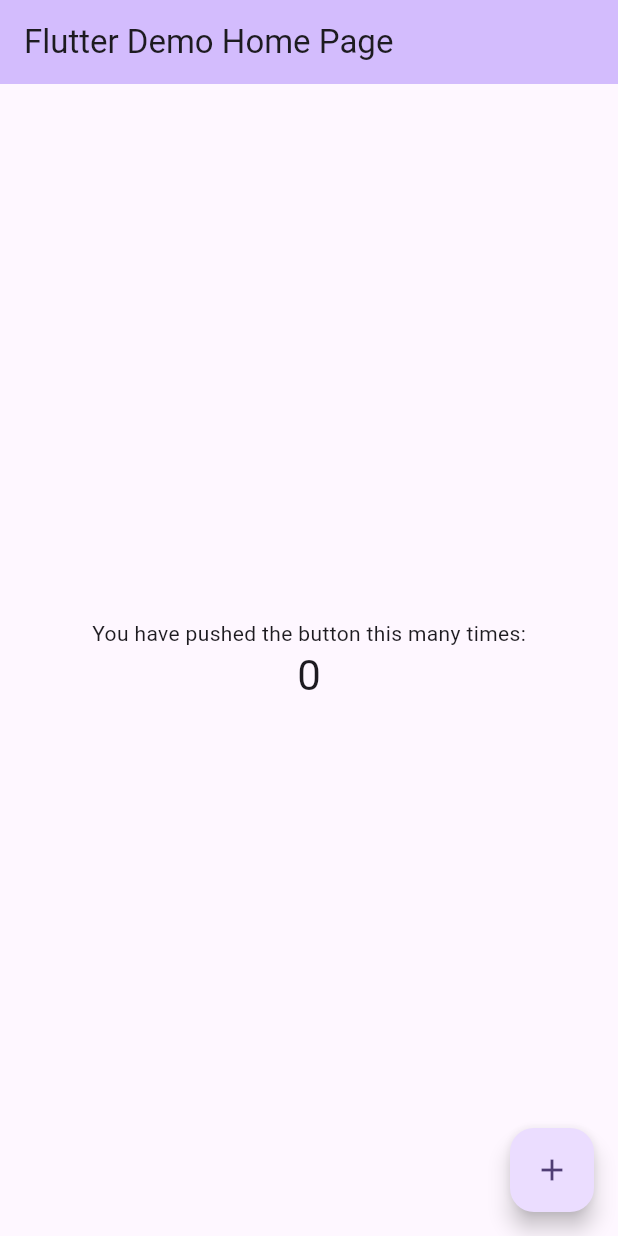
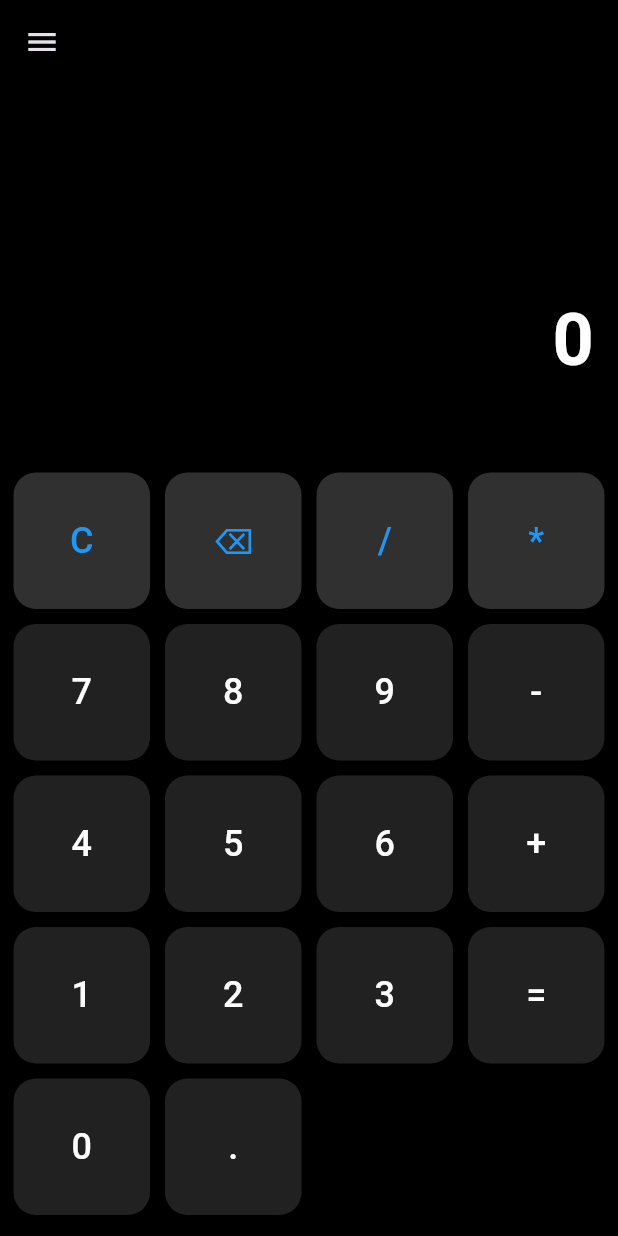
Before and after one commit to Barba2k2/calculator-flutter, a Flutter app: the screen it shows after launch, on a phone screen of 412 x 824 dp. Run offline on Flutter 3.47's test engine with Material 3 defaults, Android fonts, the phone set to English and light mode, and no system bars; our stand-ins replace google_mobile_ads, math_expressions; network calls fail.

Commit message:
chore: Update dependencies for math_expressions and google_mobile_ads

```diff
--- a/lib/main.dart
+++ b/lib/main.dart
@@ -1,68 +1,257 @@
+import 'dart:developer';
+
 import 'package:flutter/material.dart';
+import 'package:google_mobile_ads/google_mobile_ads.dart';
+import 'package:math_expressions/math_expressions.dart';
 
 void main() {
-  runApp(const MyApp());
+  WidgetsFlutterBinding.ensureInitialized();
+  MobileAds.instance.initialize();
+  runApp(
+    const CalculadoraSimples(),
+  );
 }
 
-class MyApp extends StatelessWidget {
-  const MyApp({super.key});
+class CalculadoraSimples extends StatelessWidget {
+  const CalculadoraSimples({super.key});
 
   @override
   Widget build(BuildContext context) {
     return MaterialApp(
-      title: 'Flutter Demo',
-      theme: ThemeData(
-        colorScheme: ColorScheme.fromSeed(seedColor: Colors.deepPurple),
-        useMaterial3: true,
-      ),
-      home: const MyHomePage(title: 'Flutter Demo Home Page'),
+      title: 'Calculadora Simples',
+      theme: ThemeData.dark(),
+      debugShowCheckedModeBanner: false,
+      home: const CalculadoraPage(),
     );
   }
 }
 
-class MyHomePage extends StatefulWidget {
-  const MyHomePage({super.key, required this.title});
-
-  final String title;
+class CalculadoraPage extends StatefulWidget {
+  const CalculadoraPage({super.key});
 
   @override
-  State<MyHomePage> createState() => _MyHomePageState();
+  State<CalculadoraPage> createState() => _CalculadoraPageState();
 }
 
-class _MyHomePageState extends State<MyHomePage> {
-  int _counter = 0;
+class _CalculadoraPageState extends State<CalculadoraPage> {
+  String display = '0';
+  List<String> history = [];
+  bool newCalculation = false;
+  late BannerAd _bannerAd;
+  bool _isBannerAdReady = false;
 
-  void _incrementCounter() {
+  @override
+  void initState() {
+    super.initState();
+    _bannerAd = BannerAd(
+      adUnitId: 'ca-app-pub-7278601840642594/3511156243',
+      request: const AdRequest(),
+      size: AdSize.banner,
+      listener: BannerAdListener(
+        onAdLoaded: (_) {
+          setState(() {
+            _isBannerAdReady = true;
+          });
+        },
+        onAdFailedToLoad: (ad, error) {
+          log('Failed to load a banner ad: ${error.message}');
+          _isBannerAdReady = false;
+          ad.dispose();
+        },
+      ),
+    );
+
+    _bannerAd.load();
+  }
+
+  @override
+  void dispose() {
+    _bannerAd.dispose();
+    super.dispose();
+  }
+
+  void onButtonPressed(String text) {
     setState(() {
-      _counter++;
+      if (text == 'C') {
+        display = '0';
+      } else if (text == '⌫') {
+        display =
+            display.length > 1 ? display.substring(0, display.length - 1) : '0';
+      } else if (text == '=') {
+        try {
+          Parser parser = Parser();
+          Expression exp = parser.parse(display.replaceAll('x', '*'));
+          ContextModel cm = ContextModel();
+          double eval = exp.evaluate(EvaluationType.REAL, cm);
+          setState(() {
+            history.add('$display = ${eval.toString()}');
+          });
+          display = eval.toString();
+          newCalculation = true;
+        } catch (e) {
+          display = 'Erro';
+          newCalculation = true;
+        }
+      } else {
+        if (newCalculation && '0123456789'.contains(text)) {
+          display = text;
+          newCalculation = false;
+        } else if (newCalculation && !'0123456789'.contains(text)) {
+          display += text;
+          newCalculation = false;
+        } else if (display == '0' && text != '.') {
+          display = text;
+        } else {
+          display += text;
+        }
+      }
     });
   }
 
   @override
   Widget build(BuildContext context) {
     return Scaffold(
+      backgroundColor: Colors.black,
       appBar: AppBar(
-        backgroundColor: Theme.of(context).colorScheme.inversePrimary,
-        title: Text(widget.title),
+        actionsIconTheme: const IconThemeData(color: Colors.white),
+        backgroundColor: Colors.transparent,
+        elevation: 0,
       ),
-      body: Center(
+      drawer: Drawer(
+        child: ListView(
+          children: history.reversed.map(
+            (entry) {
+              var parts = entry.split(' = ');
+              return Card(
+                child: Column(
+                  crossAxisAlignment: CrossAxisAlignment.start,
+                  children: [
+                    Padding(
+                      padding: const EdgeInsets.only(top: 8.0, left: 20.0),
+                      child: Column(
+                        children: [
+                          Text(
+                            parts[0],
+                            style: TextStyle(
+                              color: Colors.grey[400],
+                              fontSize: 18,
+                            ),
+                          ),
+                          const SizedBox(height: 4),
+                          Text(
+                            parts[1],
+                            style: const TextStyle(
+                              color: Colors.white,
+                              fontSize: 26,
+                            ),
+                          ),
+                        ],
+                      ),
+                    ),
+                    Divider(
+                      color: Colors.grey[800],
+                      thickness: 1,
+                    ),
+                  ],
+                ),
+              );
+            },
+          ).toList(),
+        ),
+      ),
+      body: Padding(
+        padding: const EdgeInsets.all(4.0),
         child: Column(
-          mainAxisAlignment: MainAxisAlignment.center,
-          children: <Widget>[
-            const Text(
-              'You have pushed the button this many times:',
+          mainAxisAlignment: MainAxisAlignment.end,
+          children: [
+            if (_isBannerAdReady)
+              Container(
+                decoration: BoxDecoration(
+                  borderRadius: BorderRadius.circular(20),
+                  border: Border.all(color: Colors.grey[800]!),
+                ),
+                child: SizedBox(
+                  height: _bannerAd.size.height.toDouble(),
+                  child: AdWidget(ad: _bannerAd),
+                ),
+              ),
+            Container(
+              alignment: Alignment.centerRight,
+              padding: const EdgeInsets.symmetric(vertical: 24, horizontal: 12),
+              child: Text(
+                display,
+                style: const TextStyle(
+                  fontSize: 48,
+                  fontWeight: FontWeight.bold,
+                  color: Colors.white,
+                ),
+              ),
             ),
-            Text(
-              '$_counter',
-              style: Theme.of(context).textTheme.headlineMedium,
-            ),
+            const SizedBox(height: 20),
+            buildButtonRow(['C', '⌫', '/', '*'], isSecondary: true),
+            buildButtonRow(['7', '8', '9', '-']),
+            buildButtonRow(['4', '5', '6', '+']),
+            buildButtonRow(['1', '2', '3', '=']),
+            buildButtonRow(['0', '.', '', ''], isLastRow: true),
           ],
         ),
       ),
-      floatingActionButton: FloatingActionButton(
-        onPressed: _incrementCounter,
-        tooltip: 'Increment',
-        child: const Icon(Icons.add),
+    );
+  }
+
+  Widget buildButtonRow(
+    List<String> buttons, {
+    bool isSecondary = false,
+    bool isLastRow = false,
+  }) {
+    return Padding(
+      padding: isLastRow
+          ? const EdgeInsets.symmetric(vertical: 10)
+          : const EdgeInsets.only(top: 10),
+      child: Row(
+        mainAxisAlignment: MainAxisAlignment.spaceEvenly,
+        children: buttons.map(
+          (text) {
+            if (text.isEmpty) {
+              return const Expanded(
+                child: SizedBox(),
+              );
+            }
+
+            return buildButton(
+              text,
+              isSecondary: isSecondary,
+            );
+          },
+        ).toList(),
+      ),
+    );
+  }
+
+  Widget buildButton(String text, {bool isSecondary = false}) {
+    return Expanded(
+      child: Padding(
+        padding: const EdgeInsets.symmetric(horizontal: 5),
+        child: AspectRatio(
+          aspectRatio: 1,
+          child: ElevatedButton(
+            onPressed: () => onButtonPressed(text),
+            style: ElevatedButton.styleFrom(
+              backgroundColor:
+                  isSecondary ? Colors.grey[850] : Colors.grey[900],
+              shape: RoundedRectangleBorder(
+                borderRadius: BorderRadius.circular(15),
+              ),
+            ),
+            child: Text(
+              text,
+              style: TextStyle(
+                fontSize: 24,
+                color: isSecondary ? Colors.blue : Colors.white,
+              ),
+            ),
+          ),
+        ),
       ),
     );
   }
```
